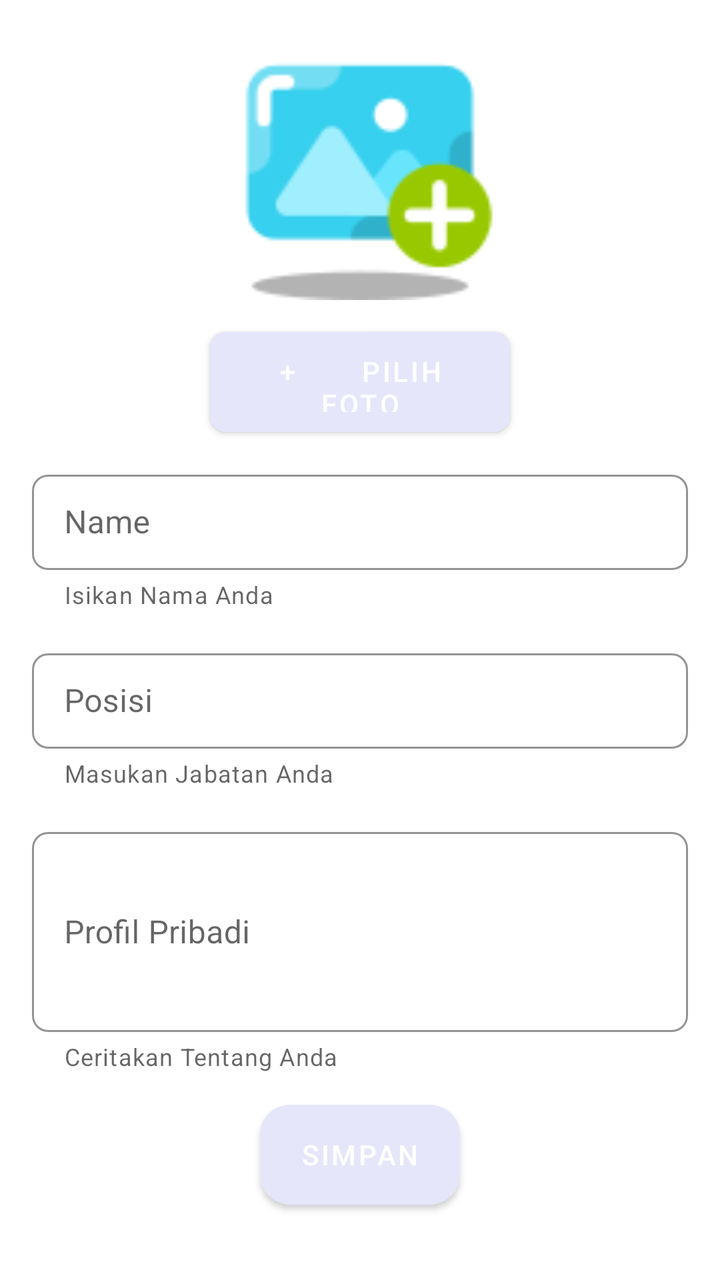
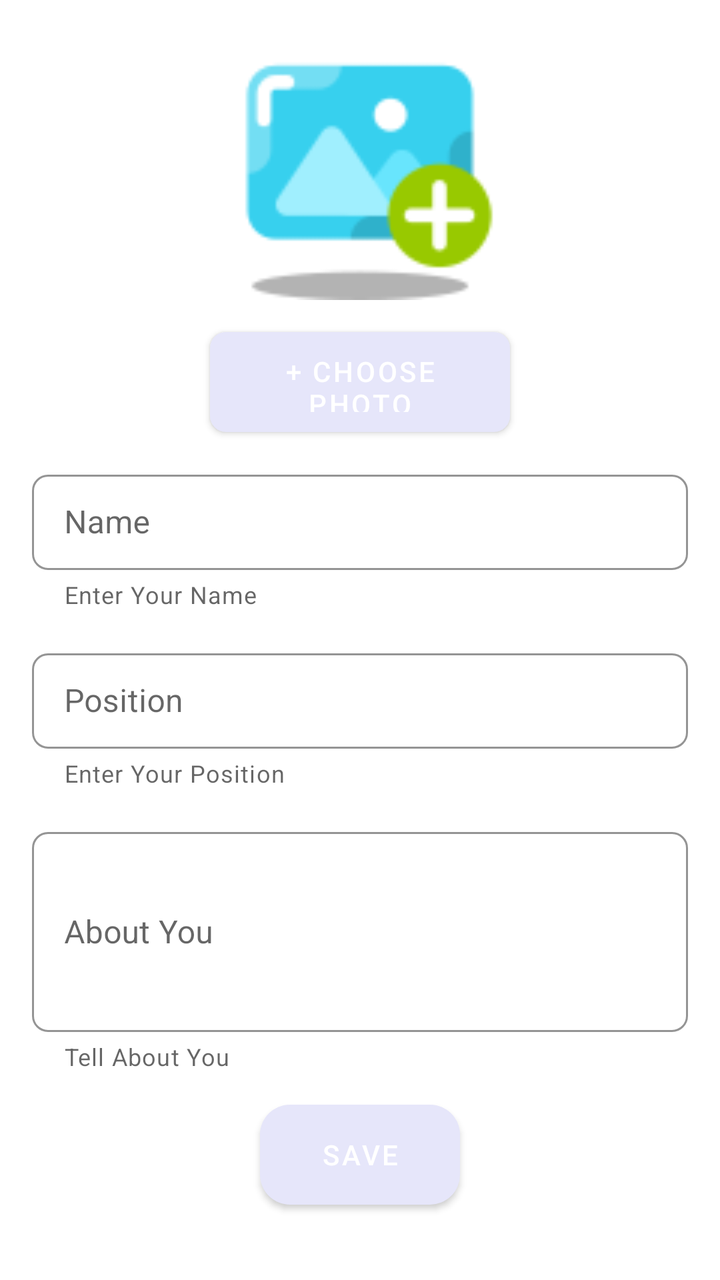

The first picture is an Android layout as it rendered before a commit; the second is the same layout after the commit. The layout source and the unified diff follow.
<!-- AndroidManifest.xml: application theme Theme.CVBuilder -->
<!-- res/layout/activity_edit.xml -->
<?xml version="1.0" encoding="utf-8"?>
<androidx.constraintlayout.widget.ConstraintLayout xmlns:android="http://schemas.android.com/apk/res/android"
    xmlns:app="http://schemas.android.com/apk/res-auto"
    xmlns:tools="http://schemas.android.com/tools"
    android:layout_width="match_parent"
    android:layout_height="match_parent"
    tools:context=".Edit_Activity">

    <ImageView
        android:id="@+id/img_user"
        android:layout_width="150dp"
        android:layout_height="150dp"
        android:layout_gravity="center_vertical"
        android:src="@drawable/img_user"
        app:layout_constraintLeft_toLeftOf="parent"
        app:layout_constraintRight_toRightOf="parent"
        tools:ignore="MissingConstraints"
        tools:layout_editor_absoluteY="42dp"
        />
    <Button
        android:id="@+id/add_image"
        android:layout_width="150dp"
        android:layout_height="50dp"
        app:layout_constraintLeft_toLeftOf="parent"
        app:layout_constraintRight_toRightOf="parent"
        app:layout_constraintTop_toBottomOf="@+id/img_user"
        android:text="+       Pilih Foto"
        android:textColor="@color/white"
        android:background="@drawable/button_round_delete"
        android:layout_margin="16dp"
        />

    <com.google.android.material.textfield.TextInputLayout
        style="?attr/textInputOutlinedDenseStyle"
        android:id="@+id/namaprofil"
        android:layout_width="match_parent"
        android:layout_height="wrap_content"
        tools:ignore="MissingConstraints"
        app:hintTextColor="@color/black"
        app:boxStrokeColor="@color/black"
        app:boxStrokeErrorColor="@color/black"
        android:textAppearance="@color/black"
        app:shapeAppearance="@style/CustomShapeOVerlay"
        android:enabled="true"
        app:endIconMode="clear_text"
        app:boxStrokeWidthFocused="2dp"
        android:paddingTop="16dp"
        android:paddingLeft="16dp"
        android:paddingRight="16dp"
        app:hintAnimationEnabled="true"
        app:helperText="Isikan Nama Anda"
        app:layout_constraintTop_toBottomOf="@+id/add_image"
        >

        <com.google.android.material.textfield.TextInputEditText
            android:id="@+id/namaprofil_et"
            android:layout_width="match_parent"
            android:layout_height="wrap_content"
            android:hint="Name"
            android:autofillHints=""
            />

    </com.google.android.material.textfield.TextInputLayout>


    <com.google.android.material.textfield.TextInputLayout
        android:id="@+id/posisiprofil"
        style="?attr/textInputOutlinedDenseStyle"
        android:layout_width="match_parent"
        android:layout_height="wrap_content"
        android:enabled="true"
        android:hint="Posisi"
        android:paddingLeft="16dp"
        android:paddingTop="16dp"
        android:paddingRight="16dp"
        android:text="Jabatan"
        android:textAppearance="@color/black"
        app:boxStrokeColor="@color/black"
        app:boxStrokeErrorColor="@color/black"
        app:boxStrokeWidthFocused="2dp"
        app:endIconMode="clear_text"
        app:hintAnimationEnabled="true"
        app:hintTextColor="@color/black"
        app:layout_constraintTop_toBottomOf="@+id/namaprofil"
        app:shapeAppearance="@style/CustomShapeOVerlay"
        app:helperText="Masukan Jabatan Anda"
        tools:ignore="MissingConstraints">

        <com.google.android.material.textfield.TextInputEditText
            android:layout_width="match_parent"
            android:layout_height="wrap_content"
            android:id="@+id/posisiprofil_et"
            />

    </com.google.android.material.textfield.TextInputLayout>
    <com.google.android.material.textfield.TextInputLayout
        android:id="@+id/dataprofil"
        style="?attr/textInputOutlinedDenseStyle"
        android:layout_width="match_parent"
        android:layout_height="wrap_content"
        android:enabled="true"
        android:hint="Profil Pribadi"
        android:paddingLeft="16dp"
        android:paddingTop="16dp"
        android:paddingRight="16dp"
        android:text="Profil Pribadi"
        android:textAppearance="@color/black"
        app:boxStrokeColor="@color/black"
        app:boxStrokeErrorColor="@color/black"
        app:boxStrokeWidthFocused="2dp"
        app:endIconMode="clear_text"
        app:hintAnimationEnabled="true"
        app:hintTextColor="@color/black"
        app:layout_constraintTop_toBottomOf="@+id/posisiprofil"
        app:shapeAppearance="@style/CustomShapeOVerlay"
        app:helperText="Ceritakan Tentang Anda"
        tools:ignore="MissingConstraints">

        <com.google.android.material.textfield.TextInputEditText
            android:layout_width="match_parent"
            android:layout_height="100dp"
            android:id="@+id/dataprofil_et"
            />

    </com.google.android.material.textfield.TextInputLayout>



    <Button
        android:id="@+id/simpan"
        android:layout_width="100dp"
        android:layout_height="50dp"
        tools:ignore="HardcodedText,MissingConstraints"
        app:layout_constraintTop_toBottomOf="@id/dataprofil"
        android:text="Simpan"
        android:textColor="@color/white"
        android:layout_margin="16dp"
        android:background="@drawable/shape_button"
        app:layout_constraintLeft_toLeftOf="parent"
        app:layout_constraintRight_toRightOf="parent"
        />

</androidx.constraintlayout.widget.ConstraintLayout>
<!-- resources referenced by this layout -->
<resources>
  <color name="black">#000000</color>
  <color name="white">#FFFFFF</color>
  <!-- drawable button_round_delete (drawable) -->
  <?xml version="1.0" encoding="utf-8" ?>
  <selector xmlns:android="http://schemas.android.com/apk/res/android">
      <item android:state_pressed="false" >
          <shape>
              <solid
                  android:color="#F1656A" />
              <stroke
                  android:width="0px"
                  android:color="#45a9da" />
              <corners android:radius="8dp" />
          </shape>
      </item>
      <item android:state_pressed="true" >
          <shape>
              <solid
                  android:color="#ba78e7" />
              <stroke
                  android:width="0px"
                  android:color="#ad60e1" />
              <corners android:radius="8dp" />
          </shape>
      </item>
  </selector>
  <!-- drawable img_user: png bitmap (drawable-v24, 2662 bytes) -->
  <!-- drawable shape_button (drawable) -->
  <?xml version="1.0" encoding="utf-8"?>
  <shape xmlns:android="http://schemas.android.com/apk/res/android"
      android:shape="rectangle">
  
      <solid android:color="#4169E1"/>
  
      <corners android:radius="15dp"/>
  
  </shape>
  <style name="CustomShapeOVerlay" parent="">
          <item name="cornerFamily">rounded</item>
          <item name="cornerSizeTopLeft">8dp</item>
          <item name="cornerSizeTopRight">8dp</item>
          <item name="cornerSizeBottomRight">8dp</item>
          <item name="cornerSizeBottomLeft">8dp</item>
      </style>
  <style name="Theme.CVBuilder" parent="Theme.MaterialComponents.DayNight.DarkActionBar">
          
          <item name="colorPrimary">@color/lavender</item>
          <item name="colorPrimaryVariant">@color/lavender</item>
          <item name="colorOnPrimary">@color/lavender</item>
          
          <item name="colorSecondary">@color/lavender</item>
          <item name="colorSecondaryVariant">@color/lavender</item>
          <item name="colorOnSecondary">@color/lavender</item>
          
          <item name="android:statusBarColor" tools:targetApi="l">?attr/colorPrimaryVariant</item>
          
          <item name="android:textColor">@color/red</item>
      </style>
  <color name="lavender">#E6E6FA</color>
  <color name="red">#FF0000</color>
</resources>

<!-- the commit's change to res/layout/activity_edit.xml (unified diff, before → after) -->
@@ -24,7 +24,7 @@
         app:layout_constraintLeft_toLeftOf="parent"
         app:layout_constraintRight_toRightOf="parent"
         app:layout_constraintTop_toBottomOf="@+id/img_user"
-        android:text="+       Pilih Foto"
+        android:text="@string/choose_photo"
         android:textColor="@color/white"
         android:background="@drawable/button_round_delete"
         android:layout_margin="16dp"
@@ -48,7 +48,7 @@
         android:paddingLeft="16dp"
         android:paddingRight="16dp"
         app:hintAnimationEnabled="true"
-        app:helperText="Isikan Nama Anda"
+        app:helperText="@string/put_name"
         app:layout_constraintTop_toBottomOf="@+id/add_image"
         >
 
@@ -56,8 +56,7 @@
             android:id="@+id/namaprofil_et"
             android:layout_width="match_parent"
             android:layout_height="wrap_content"
-            android:hint="Name"
-            android:autofillHints=""
+            android:hint="@string/name"
             />
 
     </com.google.android.material.textfield.TextInputLayout>
@@ -69,11 +68,11 @@
         android:layout_width="match_parent"
         android:layout_height="wrap_content"
         android:enabled="true"
-        android:hint="Posisi"
+        android:hint="@string/position"
         android:paddingLeft="16dp"
         android:paddingTop="16dp"
         android:paddingRight="16dp"
-        android:text="Jabatan"
+        android:text="@string/position"
         android:textAppearance="@color/black"
         app:boxStrokeColor="@color/black"
         app:boxStrokeErrorColor="@color/black"
@@ -83,7 +82,7 @@
         app:hintTextColor="@color/black"
         app:layout_constraintTop_toBottomOf="@+id/namaprofil"
         app:shapeAppearance="@style/CustomShapeOVerlay"
-        app:helperText="Masukan Jabatan Anda"
+        app:helperText="@string/put_positon"
         tools:ignore="MissingConstraints">
 
         <com.google.android.material.textfield.TextInputEditText
@@ -99,11 +98,11 @@
         android:layout_width="match_parent"
         android:layout_height="wrap_content"
         android:enabled="true"
-        android:hint="Profil Pribadi"
+        android:hint="@string/about_you"
         android:paddingLeft="16dp"
         android:paddingTop="16dp"
         android:paddingRight="16dp"
-        android:text="Profil Pribadi"
+        android:text="@string/about_you"
         android:textAppearance="@color/black"
         app:boxStrokeColor="@color/black"
         app:boxStrokeErrorColor="@color/black"
@@ -113,7 +112,7 @@
         app:hintTextColor="@color/black"
         app:layout_constraintTop_toBottomOf="@+id/posisiprofil"
         app:shapeAppearance="@style/CustomShapeOVerlay"
-        app:helperText="Ceritakan Tentang Anda"
+        app:helperText="@string/put_about_you"
         tools:ignore="MissingConstraints">
 
         <com.google.android.material.textfield.TextInputEditText
@@ -132,7 +131,7 @@
         android:layout_height="50dp"
         tools:ignore="HardcodedText,MissingConstraints"
         app:layout_constraintTop_toBottomOf="@id/dataprofil"
-        android:text="Simpan"
+        android:text="@string/save"
         android:textColor="@color/white"
         android:layout_margin="16dp"
         android:background="@drawable/shape_button"
<!-- resource entries referenced after the edit -->
@@ -37,6 +37,14 @@
       <corners android:radius="15dp"/>
   
   </shape>
+  <string name="about_you">About You</string>
+  <string name="choose_photo">+   Choose Photo</string>
+  <string name="name">Name</string>
+  <string name="position">Position</string>
+  <string name="put_about_you">Tell About You</string>
+  <string name="put_name">Enter Your Name</string>
+  <string name="put_positon">Enter Your Position</string>
+  <string name="save">Save</string>
   <style name="CustomShapeOVerlay" parent="">
           <item name="cornerFamily">rounded</item>
           <item name="cornerSizeTopLeft">8dp</item>
